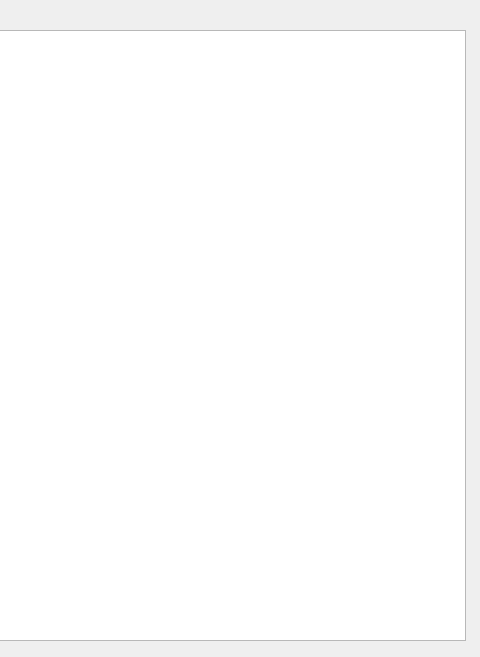
ulianabocheeva/csvFiles, file mainwindow.ui: the form before one commit; both pictures show x 655 to 1135 and y 0 to 657 of the 1135 by 657 pixel window.
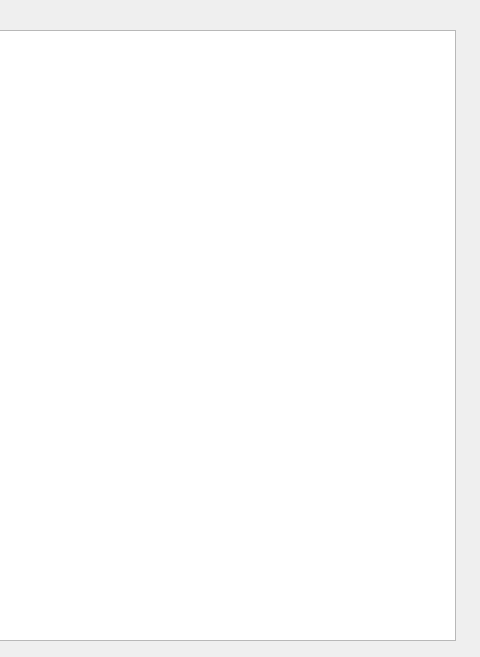
The form after the commit.

```diff
--- a/mainwindow.ui
+++ b/mainwindow.ui
@@ -60,7 +60,7 @@
      <rect>
       <x>360</x>
       <y>30</y>
-      <width>761</width>
+      <width>751</width>
       <height>611</height>
      </rect>
     </property>
```
